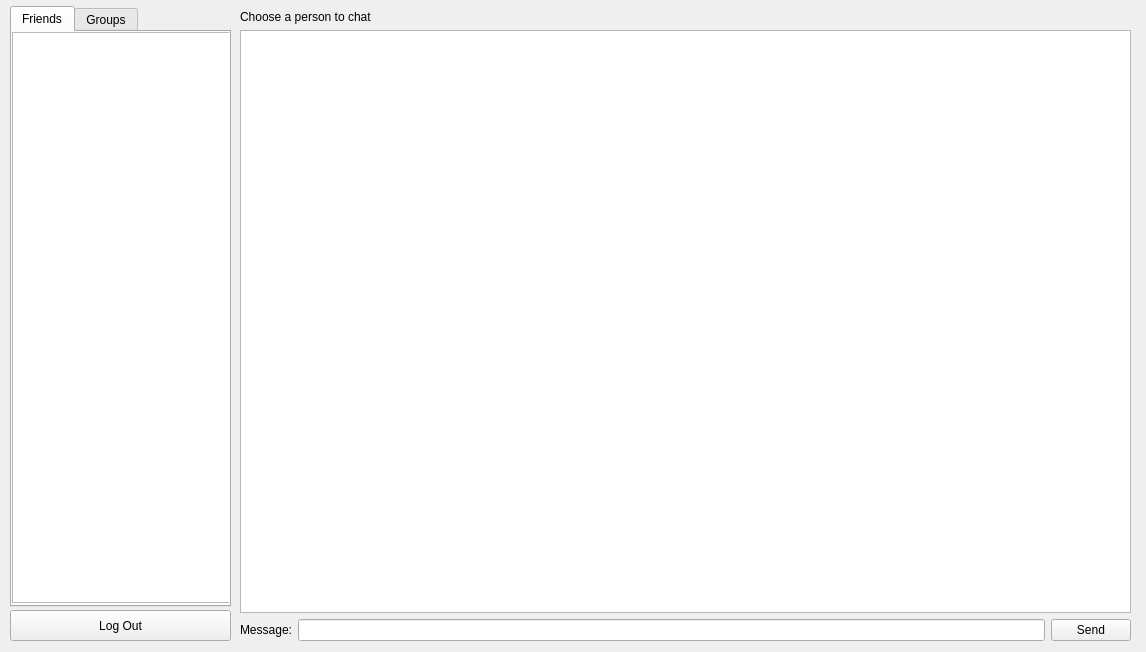
Above: GUI/Client/chatwindow.ui from vietnq2291/network-programming-project-20222 before the change. Below: the same form after it.
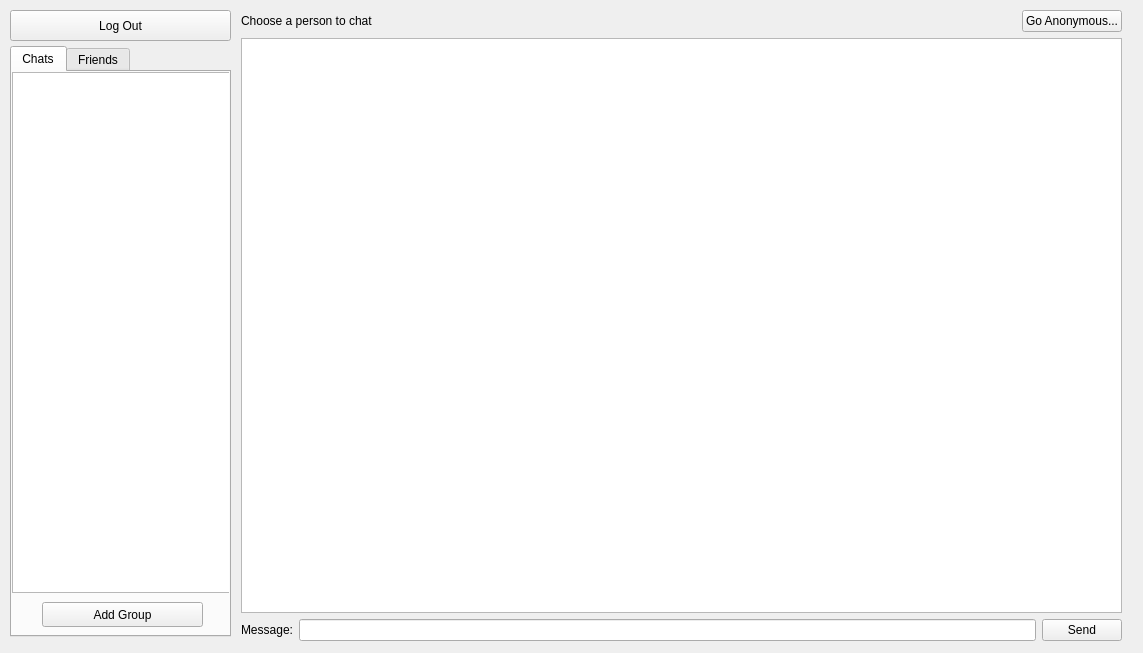
That is the form after the change. Icons and pictures are not drawn.

Patch:
```diff
--- a/GUI/Client/chatwindow.ui
+++ b/GUI/Client/chatwindow.ui
@@ -6,8 +6,8 @@
    <rect>
     <x>0</x>
     <y>0</y>
-    <width>1146</width>
-    <height>652</height>
+    <width>1143</width>
+    <height>653</height>
    </rect>
   </property>
   <property name="windowTitle">
@@ -21,9 +21,9 @@
    <property name="geometry">
     <rect>
      <x>10</x>
-     <y>6</y>
+     <y>46</y>
      <width>221</width>
-     <height>601</height>
+     <height>591</height>
     </rect>
    </property>
    <property name="currentIndex">
@@ -34,7 +34,7 @@
      <string/>
     </property>
     <attribute name="title">
-     <string>Friends</string>
+     <string>Chats</string>
     </attribute>
     <widget class="QListWidget" name="listWidget">
      <property name="geometry">
@@ -42,14 +42,27 @@
        <x>0</x>
        <y>0</y>
        <width>221</width>
-       <height>571</height>
+       <height>521</height>
       </rect>
      </property>
     </widget>
+    <widget class="QPushButton" name="AddGroupButton">
+     <property name="geometry">
+      <rect>
+       <x>30</x>
+       <y>530</y>
+       <width>161</width>
+       <height>25</height>
+      </rect>
+     </property>
+     <property name="text">
+      <string>Add Group</string>
+     </property>
+    </widget>
    </widget>
    <widget class="QWidget" name="tab_2">
     <attribute name="title">
-     <string>Groups</string>
+     <string>Friends</string>
     </attribute>
     <widget class="QListWidget" name="listWidget_2">
      <property name="geometry">
@@ -63,22 +76,59 @@
     </widget>
    </widget>
   </widget>
+  <widget class="QPushButton" name="LogOutButton">
+   <property name="geometry">
+    <rect>
+     <x>10</x>
+     <y>10</y>
+     <width>221</width>
+     <height>31</height>
+    </rect>
+   </property>
+   <property name="text">
+    <string>Log Out</string>
+   </property>
+  </widget>
   <widget class="QWidget" name="layoutWidget">
    <property name="geometry">
     <rect>
-     <x>240</x>
+     <x>241</x>
      <y>10</y>
-     <width>891</width>
+     <width>881</width>
      <height>631</height>
     </rect>
    </property>
    <layout class="QVBoxLayout" name="verticalLayout_3">
     <item>
-     <widget class="QLabel" name="label_3">
-      <property name="text">
-       <string>Choose a person to chat</string>
-      </property>
-     </widget>
+     <layout class="QHBoxLayout" name="horizontalLayout">
+      <item>
+       <widget class="QLabel" name="label_3">
+        <property name="text">
+         <string>Choose a person to chat</string>
+        </property>
+       </widget>
+      </item>
+      <item>
+       <spacer name="horizontalSpacer">
+        <property name="orientation">
+         <enum>Qt::Horizontal</enum>
+        </property>
+        <property name="sizeHint" stdset="0">
+         <size>
+          <width>40</width>
+          <height>20</height>
+         </size>
+        </property>
+       </spacer>
+      </item>
+      <item>
+       <widget class="QPushButton" name="pushButton">
+        <property name="text">
+         <string>Go Anonymous...</string>
+        </property>
+       </widget>
+      </item>
+     </layout>
     </item>
     <item>
      <layout class="QVBoxLayout" name="verticalLayout_2">
@@ -124,19 +174,6 @@
     </item>
    </layout>
   </widget>
-  <widget class="QPushButton" name="LogOutButton">
-   <property name="geometry">
-    <rect>
-     <x>10</x>
-     <y>610</y>
-     <width>221</width>
-     <height>31</height>
-    </rect>
-   </property>
-   <property name="text">
-    <string>Log Out</string>
-   </property>
-  </widget>
  </widget>
  <resources/>
  <connections/>
```
Left out of the diff: 21 changed lines with no effect on the pictures.
